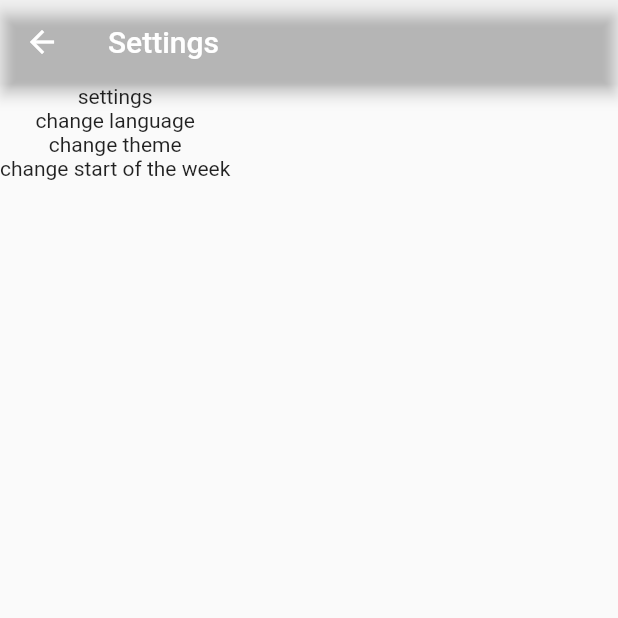
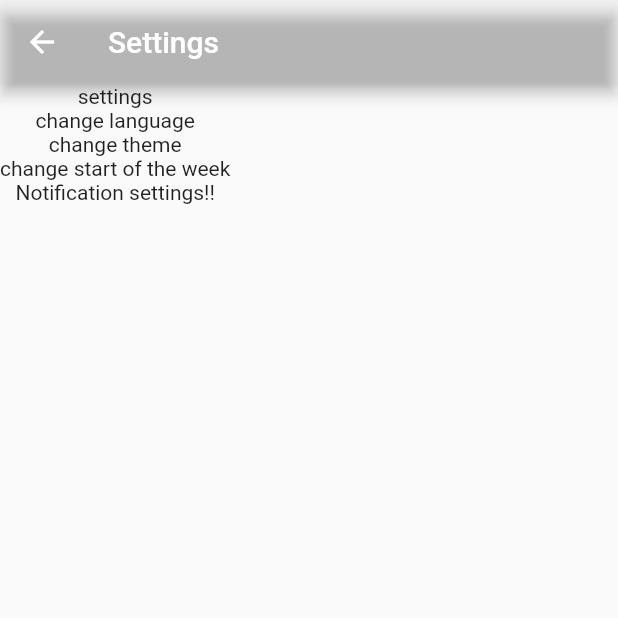
Before and after one commit to oroshazi/flutter-projects, a Flutter app: the SettingsScreen screen opened by its route, on a phone screen of 412 x 824 dp, the top half of it. Run offline on Flutter 3.47's test engine with Material 2 defaults, Android fonts, the phone set to English and light mode, and no system bars; our stand-ins replace bloc, equatable, flutter_bloc, rxdart, sqflite, table_calendar; missing offline and left inert: date_utils; accounts and stored records are empty.

Commit message:
(nevnapp) Refactor routes

```diff
--- a/nevnapp/lib/constansts/routes.dart
+++ b/nevnapp/lib/constansts/routes.dart
@@ -1,3 +1,3 @@
 class ROUTES {
-  static const settings = "/settings";
+  static const SETTINGS = "/settings";
 }
--- a/nevnapp/lib/main.dart
+++ b/nevnapp/lib/main.dart
@@ -21,7 +21,7 @@ class MyApp extends StatelessWidget {
       ),
       home: BottomNavigation(),
       routes: {
-        ROUTES.settings: (BuildContext context) => SettingsScreen(),
+        ROUTES.SETTINGS: (BuildContext context) => SettingsScreen(),
       },
     );
   }
--- a/nevnapp/lib/screens/calendar.screen.dart
+++ b/nevnapp/lib/screens/calendar.screen.dart
@@ -62,7 +62,8 @@ class _CalendarScreen extends State<CalendarScreen>
     setState(() {
       // Update year in Events, when the year changes in the calendar.
       year = first.year;
-
+      // when changing month, change focus will be set on the last day visible.
+      // TODO:Think of a better solution
       _selectedDay = last;
 
       // Get namedays from database when changing visibility.
--- a/nevnapp/lib/screens/settings.screen.dart
+++ b/nevnapp/lib/screens/settings.screen.dart
@@ -21,6 +21,7 @@ class _SettingsScreenState extends State<SettingsScreen> {
           Text("change language"),
           Text("change theme"),
           Text("change start of the week"),
+          Text("Notification settings!!")
         ],
       ),
     );
```
